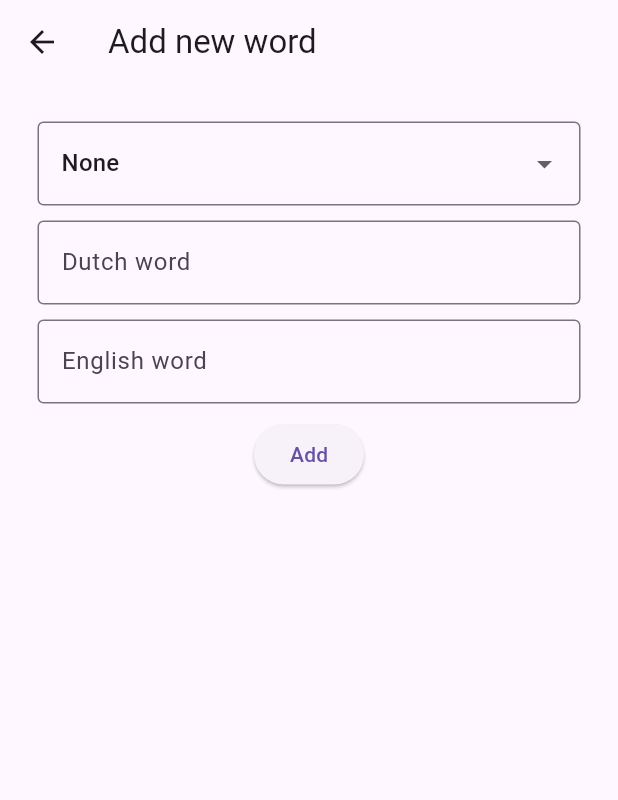
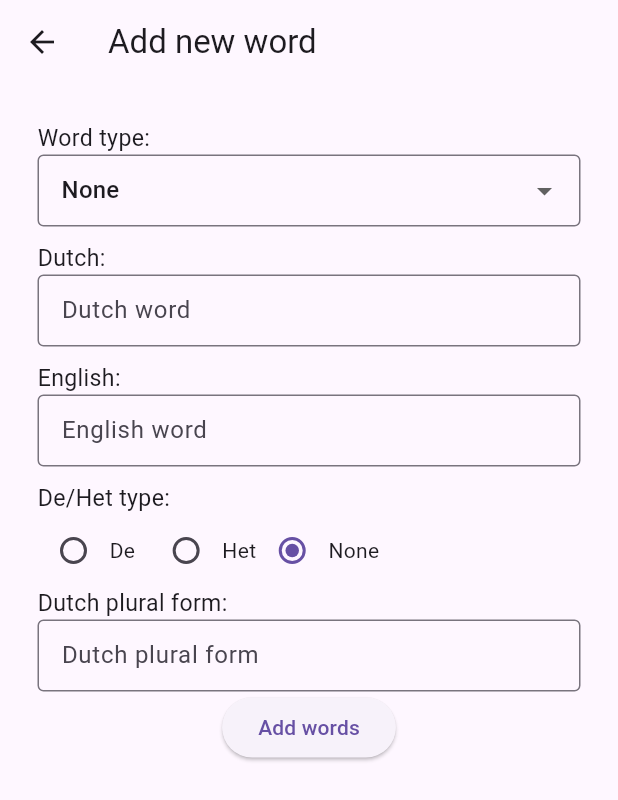
Before and after one commit to NataliVol4ipsa/DutchFlutterApp, a Flutter app: the NewWordInputPage screen opened by its route, on a phone screen of 412 x 824 dp. Shown: the top 800 px of the screen. Run offline on Flutter 3.47's test engine with Material 3 defaults, Android fonts, the light colour scheme and no system bars; our stand-ins replace isar; accounts and stored records are empty; generated files the repository leaves out were written again.

Commit message:
Add other word inputs and adjust logic per word type. Mandatory fields validation.

```diff
--- a/lib/core/word_type.dart
+++ b/lib/core/word_type.dart
@@ -3,4 +3,6 @@ enum WordType {
   noun,
   adjective,
   verb,
+
+  phrase,
 }
--- a/lib/models/db_context.dart
+++ b/lib/models/db_context.dart
@@ -17,7 +17,6 @@ class DbContext {
     newWord.dutchWord = word.dutchWord;
     newWord.englishWord = word.englishWord;
     newWord.type = word.type;
-    newWord.isPhrase = word.isPhrase;
     newWord.deHet = word.deHet;
     newWord.pluralForm = word.pluralForm;
     newWord.tag = word.tag;
@@ -34,7 +33,6 @@ class DbContext {
               dbWord.dutchWord,
               dbWord.englishWord,
               dbWord.type,
-              dbWord.isPhrase,
               deHet: dbWord.deHet,
               pluralForm: dbWord.pluralForm,
               tag: dbWord.tag,
@@ -52,7 +50,6 @@ class DbContext {
       dbWord.dutchWord,
       dbWord.englishWord,
       dbWord.type,
-      dbWord.isPhrase,
       deHet: dbWord.deHet,
       pluralForm: dbWord.pluralForm,
       tag: dbWord.tag,
--- a/lib/models/db_word.dart
+++ b/lib/models/db_word.dart
@@ -12,7 +12,6 @@ class DbWord {
   late String englishWord;
   @enumerated
   late WordType type;
-  late bool isPhrase;
   @enumerated
   late DeHetType deHet;
   late String? pluralForm;
--- a/lib/pages/new_word_input_page.dart
+++ b/lib/pages/new_word_input_page.dart
@@ -1,4 +1,5 @@
 // ignore_for_file: prefer_const_constructors
+import 'package:first_project/core/de_het_type.dart';
 import 'package:first_project/core/word_type.dart';
 import 'package:first_project/models/db_context.dart';
 import 'package:first_project/reusable_widgets/generic_dropdown_menu.dart';
@@ -17,31 +18,52 @@ class _NewWordInputPageState extends State<NewWordInputPage> {
   TextEditingController dutchWordTextInputController = TextEditingController();
   TextEditingController englishWordTextInputController =
       TextEditingController();
+  TextEditingController dutchPluralFormTextInputController =
+      TextEditingController();
+
+  FocusNode dutchWordFocusNode =
+      FocusNode(); // To switch focus to dutch input field after clicking Add
+
+  final GlobalKey<FormState> _formKey = GlobalKey<FormState>();
 
   List<Word> words = [];
 
   WordType? selectedWordType = WordType.noun;
+  DeHetType? selectedDeHetType = DeHetType.none;
 
   Future<void> addNewWord() async {
+    if (!_formKey.currentState!.validate()) return;
     String dutchWordInput = dutchWordTextInputController.text;
     String englishWordInput = englishWordTextInputController.text;
-    var newWord =
-        Word(dutchWordInput, englishWordInput, selectedWordType!, false);
+    String dutchPluralFormWordInput = dutchPluralFormTextInputController.text;
+
+    var newWord = Word(dutchWordInput, englishWordInput, selectedWordType!,
+        deHet: selectedDeHetType!, pluralForm: dutchPluralFormWordInput);
+
     var dbContext = context.read<DbContext>();
     await dbContext.addWordAsync(newWord);
     var dbWords = await dbContext.getWordsAsync();
+
     setState(() {
-      //words.add(newWord);
       words = dbWords;
+      _formKey.currentState!.reset();
       dutchWordTextInputController.text = "";
       englishWordTextInputController.text = "";
+      dutchPluralFormTextInputController.text = "";
+      selectedDeHetType = DeHetType.none;
+      dutchWordFocusNode.requestFocus();
     });
   }
 
   void updateSelectedWordType(WordType? newValue) {
     setState(() {
-      //selectedWordType = WordType.values.firstWhere((e) => e.name == newValue);
       selectedWordType = newValue;
+    });
+  }
+
+  void updateSelectedDeHetType(DeHetType? newValue) {
+    setState(() {
+      selectedDeHetType = newValue;
     });
   }
 
@@ -59,9 +81,24 @@ class _NewWordInputPageState extends State<NewWordInputPage> {
     });
   }
 
-  String capitalizeEnum(WordType wordType) {
-    final word = wordType.name;
+  String capitalizeEnum(Enum value) {
+    final word = value.name;
     return '${word[0].toUpperCase()}${word.substring(1)}'; // Capitalize the first letter
+  }
+
+  bool shouldDisplayDeHetInput() {
+    return selectedWordType == WordType.noun;
+  }
+
+  bool shouldDisplayPluralFormInput() {
+    return selectedWordType == WordType.noun;
+  }
+
+  @override
+  void dispose() {
+    // Be sure to dispose the FocusNode when the widget is removed from the tree
+    dutchWordFocusNode.dispose();
+    super.dispose();
   }
 
   @override
@@ -71,33 +108,145 @@ class _NewWordInputPageState extends State<NewWordInputPage> {
       body: Center(
         child: Padding(
           padding: const EdgeInsets.all(25.0),
+          child: Form(
+            key: _formKey,
             child: Column(
               mainAxisAlignment: MainAxisAlignment.center,
               children: [
+                Container(
+                    alignment: Alignment.centerLeft,
+                    child: Text(
+                      "Word type:",
+                      textScaler: TextScaler.linear(1.1),
+                    )),
                 GenericDropdownMenu(
                     onValueChanged: updateSelectedWordType,
                     dropdownValues: WordType.values.toList(),
                     displayStringFunc: capitalizeEnum),
-              SizedBox(height: 10), // Add some spacing
-              TextField(
+                SizedBox(height: 10),
+                Container(
+                    alignment: Alignment.centerLeft,
+                    child: Text(
+                      "Dutch:",
+                      textScaler: TextScaler.linear(1.1),
+                    )),
+                TextFormField(
                   controller: dutchWordTextInputController,
+                  focusNode: dutchWordFocusNode, // Attach FocusNode
                   decoration: InputDecoration(
                     border: OutlineInputBorder(),
                     hintText: "Dutch word",
+                    contentPadding:
+                        EdgeInsets.symmetric(vertical: 8.0, horizontal: 12.0),
                   ),
+                  autovalidateMode: AutovalidateMode.onUserInteraction,
+                  validator: (value) {
+                    if (value == null || value.isEmpty) {
+                      return 'Dutch word is required';
+                    }
+                    return null;
+                  },
                 ),
-              SizedBox(height: 10), // Add some spacing
-              TextField(
+                SizedBox(height: 10),
+                Container(
+                    alignment: Alignment.centerLeft,
+                    child: Text(
+                      "English:",
+                      textScaler: TextScaler.linear(1.1),
+                    )),
+                TextFormField(
                   controller: englishWordTextInputController,
                   decoration: InputDecoration(
                     border: OutlineInputBorder(),
                     hintText: "English word",
+                    contentPadding:
+                        EdgeInsets.symmetric(vertical: 8.0, horizontal: 12.0),
+                  ),
+                  autovalidateMode: AutovalidateMode.onUserInteraction,
+                  validator: (value) {
+                    if (value == null || value.isEmpty) {
+                      return 'English word is required';
+                    }
+                    return null;
+                  },
+                ),
+                SizedBox(height: 10),
+                if (shouldDisplayDeHetInput()) ...[
+                  Container(
+                      alignment: Alignment.centerLeft,
+                      child: Text(
+                        "De/Het type:",
+                        textScaler: TextScaler.linear(1.1),
+                      )),
+                  Row(
+                    mainAxisAlignment: MainAxisAlignment.start,
+                    children: [
+                      Row(
+                        children: [
+                          Radio<DeHetType>(
+                            value: DeHetType.de,
+                            groupValue: selectedDeHetType,
+                            onChanged: (DeHetType? value) {
+                              setState(() {
+                                selectedDeHetType = value!;
+                              });
+                            },
+                          ),
+                          Text('De'),
+                        ],
+                      ),
+                      SizedBox(width: 10),
+                      Row(
+                        children: [
+                          Radio<DeHetType>(
+                            value: DeHetType.het,
+                            groupValue: selectedDeHetType,
+                            onChanged: (DeHetType? value) {
+                              setState(() {
+                                selectedDeHetType = value!;
+                              });
+                            },
+                          ),
+                          Text('Het'),
+                        ],
+                      ),
+                      Row(
+                        children: [
+                          Radio<DeHetType>(
+                            value: DeHetType.none,
+                            groupValue: selectedDeHetType,
+                            onChanged: (DeHetType? value) {
+                              setState(() {
+                                selectedDeHetType = value!;
+                              });
+                            },
+                          ),
+                          Text('None'),
+                        ],
+                      ),
+                      SizedBox(width: 10),
+                    ],
+                  ),
+                ],
+                if (shouldDisplayPluralFormInput()) ...[
+                  Container(
+                      alignment: Alignment.centerLeft,
+                      child: Text(
+                        "Dutch plural form:",
+                        textScaler: TextScaler.linear(1.1),
+                      )),
+                  TextField(
+                    controller: dutchPluralFormTextInputController,
+                    decoration: InputDecoration(
+                      border: OutlineInputBorder(),
+                      hintText: "Dutch plural form",
+                      contentPadding:
+                          EdgeInsets.symmetric(vertical: 8.0, horizontal: 12.0),
                     ),
                   ),
-              SizedBox(height: 10), // Add some spacing
-
-              ElevatedButton(onPressed: addNewWord, child: Text("Add")),
-              SizedBox(height: 20), // Add some spacing
+                ],
+                ElevatedButton(onPressed: addNewWord, child: Text("Add words")),
+                SizedBox(height: 20),
                 // Wrap ListView.builder in Expanded to provide height
                 Expanded(
                   child: ListView.builder(
@@ -115,6 +264,7 @@ class _NewWordInputPageState extends State<NewWordInputPage> {
             ),
           ),
         ),
+      ),
     );
   }
 }
--- a/lib/reusable_widgets/generic_dropdown_menu.dart
+++ b/lib/reusable_widgets/generic_dropdown_menu.dart
@@ -48,7 +48,9 @@ class _GenericDropdownMenuState<T extends Enum>
           );
         }).toList(),
         decoration: InputDecoration(
-          border: OutlineInputBorder(), // Matching the TextField style
+          border: OutlineInputBorder(),
+          contentPadding: EdgeInsets.symmetric(
+              vertical: 8.0, horizontal: 12.0), // Matching the TextField style
         ),
       ),
     );
--- a/lib/word.dart
+++ b/lib/word.dart
@@ -5,7 +5,6 @@ class Word {
   final String dutchWord;
   final String englishWord;
   final WordType type;
-  final bool isPhrase;
   DeHetType deHet = DeHetType.none;
   String? pluralForm;
   String? tag;
@@ -13,8 +12,7 @@ class Word {
   Word(
     this.dutchWord,
     this.englishWord,
-    this.type,
-    this.isPhrase, {
+    this.type, {
     this.deHet = DeHetType.none,
     this.pluralForm,
     this.tag,
@@ -23,7 +21,6 @@ class Word {
       : dutchWord = json['dutchWord'] as String,
         englishWord = json['englishWord'] as String,
         type = json['type'] as WordType,
-        isPhrase = json['isPhrase'] as bool,
         deHet = json['deHet'] as DeHetType,
         pluralForm = json['pluralForm'] as String,
         tag = json['tag'] as String;
@@ -32,7 +29,6 @@ class Word {
         'dutchWord': dutchWord,
         'englishWord': englishWord,
         'type': type,
-        'isPhrase': isPhrase,
         'deHet': deHet,
         'pluralForm': pluralForm,
         'tag': tag,
```
Also changed, not shown: lib/models/db_word.g.dart. Lines whose indentation alone changed are shown as unchanged.
